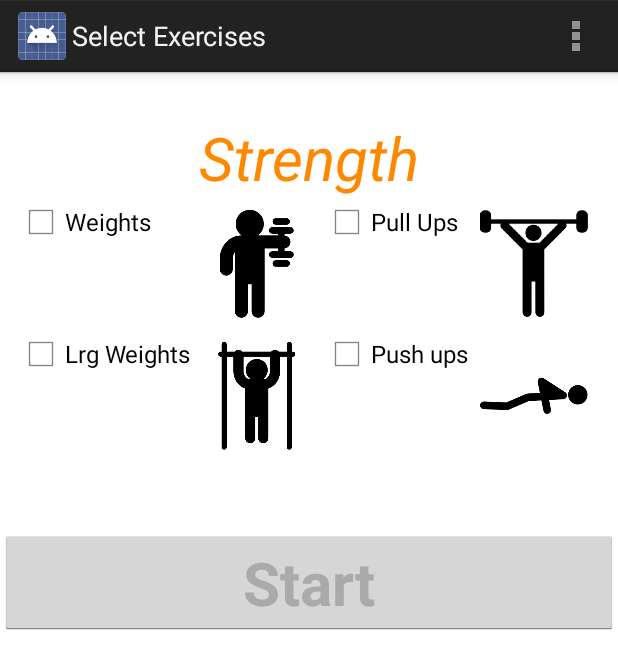
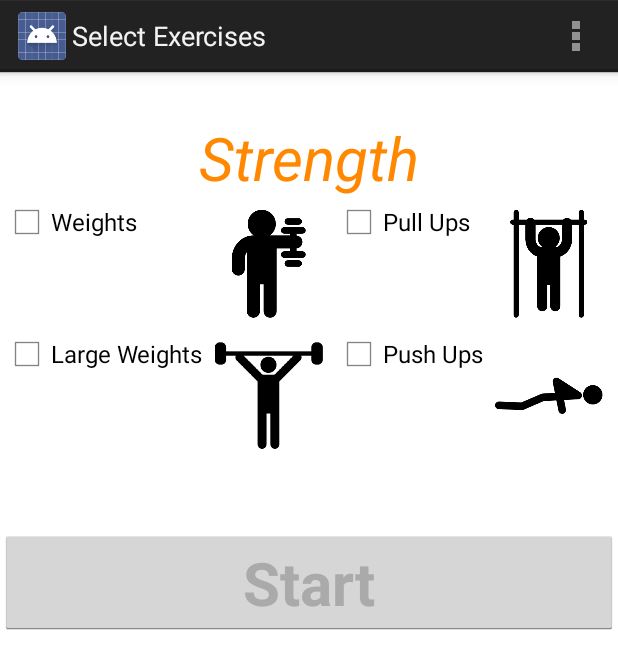
Before and after one commit to andylincoln/fitnessbunduruu, an Android app: the screen it shows after launch (SelectActivity), after a tap on "Strength", on a phone screen of 412 x 824 dp. Shown: the top 669 px of the screen. Run offline under Robolectric (Android 15) with nearby library versions, the phone set to English and light mode, and no system bars.

Commit message:
fixed layout weight of columns, reword exercises, swap pull up with lge weights image

```diff
--- a/app/src/main/java/com/example/fitnessbunduruu/SelectActivity.java
+++ b/app/src/main/java/com/example/fitnessbunduruu/SelectActivity.java
@@ -105,8 +105,8 @@ public class SelectActivity extends Activity {
             //setting image resource
 
             imageViewArr[0].setImageResource(R.drawable.ic_weights);
-            imageViewArr[1].setImageResource(R.drawable.ic_large_weights);
-            imageViewArr[2].setImageResource(R.drawable.ic_pull_ups);
+            imageViewArr[1].setImageResource(R.drawable.ic_pull_ups);
+            imageViewArr[2].setImageResource(R.drawable.ic_large_weights);
             imageViewArr[3].setImageResource(R.drawable.ic_pushups);
 
         } else { // Cardio
--- a/app/src/main/res/layout/activity_select.xml
+++ b/app/src/main/res/layout/activity_select.xml
@@ -53,26 +53,30 @@
             android:focusable="false">
 
             <CheckBox
+                android:layout_weight="1"
                 android:layout_width="wrap_content"
                 android:layout_height="wrap_content"
                 android:text="1"
                 android:id="@+id/exerciseCheckBox" />
 
             <ImageView
+                android:layout_weight="1"
+
                 android:id="@+id/exerciseSelectImageView"
                 android:adjustViewBounds="true"
                 android:layout_gravity="center"
-
                 android:longClickable="false"
                 android:scaleType="centerInside" />
 
             <CheckBox
+                android:layout_weight="1"
                 android:layout_width="wrap_content"
                 android:layout_height="wrap_content"
                 android:text="2"
                 android:id="@+id/exerciseCheckBox2" />
 
             <ImageView
+                android:layout_weight="1"
                 android:id="@+id/exerciseSelectImageView2"
                 android:adjustViewBounds="true"
                 android:layout_gravity="center"
@@ -87,23 +91,28 @@
             android:layout_height="wrap_content">
 
             <CheckBox
+                android:layout_weight="1"
                 android:layout_width="wrap_content"
                 android:layout_height="wrap_content"
                 android:text="3"
                 android:id="@+id/exerciseCheckBox3" />
 
             <ImageView
+                android:layout_weight="1"
                 android:id="@+id/exerciseSelectImageView3"
                 android:scaleType="centerInside"
                 android:adjustViewBounds="true"
                 android:layout_gravity="center" />
 
             <CheckBox
+                android:layout_weight="1"
                 android:layout_width="wrap_content"
                 android:layout_height="wrap_content"
                 android:text="4"
                 android:id="@+id/exerciseCheckBox4" />
+
             <ImageView
+                android:layout_weight="1"
                 android:id="@+id/exerciseSelectImageView4"
                 android:scaleType="centerInside"
                 android:adjustViewBounds="true"
--- a/app/src/main/res/values/strings.xml
+++ b/app/src/main/res/values/strings.xml
@@ -33,7 +33,7 @@
     <string-array name="CardioCategory">
         <item name="Sprint">Sprint</item>
         <item name="JumpRope">Jump Rope</item>
-        <item name="Treadmill">Treadmill</item>
+        <item name="Treadmill">Tread mill</item>
         <item name="Running">Running</item>
     </string-array>
 
@@ -42,8 +42,8 @@
     <string-array name="StrengthCategory">
         <item name="Weights">Weights</item>
         <item name="Pull Ups">Pull Ups</item>
-        <item name="Large Weights">Lrg Weights</item>
-        <item name="PushUps">Push ups</item>
+        <item name="Large Weights">Large Weights</item>
+        <item name="PushUps">Push Ups</item>
     </string-array>
 
 </resources>
```
